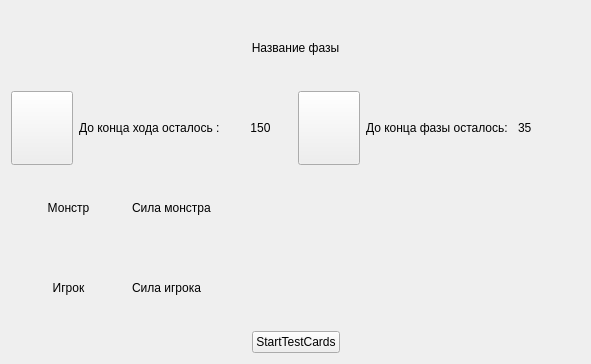
First picture: the form in Nayda/battlefield.ui, repository Mar94oK/Nayda, before the edit.
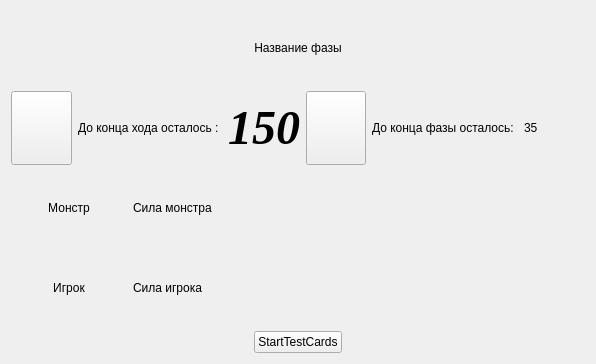
Second picture: the form after the edit.

Patch:
```diff
--- a/Nayda/battlefield.ui
+++ b/Nayda/battlefield.ui
@@ -79,6 +79,15 @@
      </item>
      <item>
       <widget class="QLabel" name="lbl_MoveTime">
+       <property name="font">
+        <font>
+         <family>Times New Roman</family>
+         <pointsize>36</pointsize>
+         <weight>75</weight>
+         <italic>true</italic>
+         <bold>true</bold>
+        </font>
+       </property>
        <property name="text">
         <string>150</string>
        </property>
```
